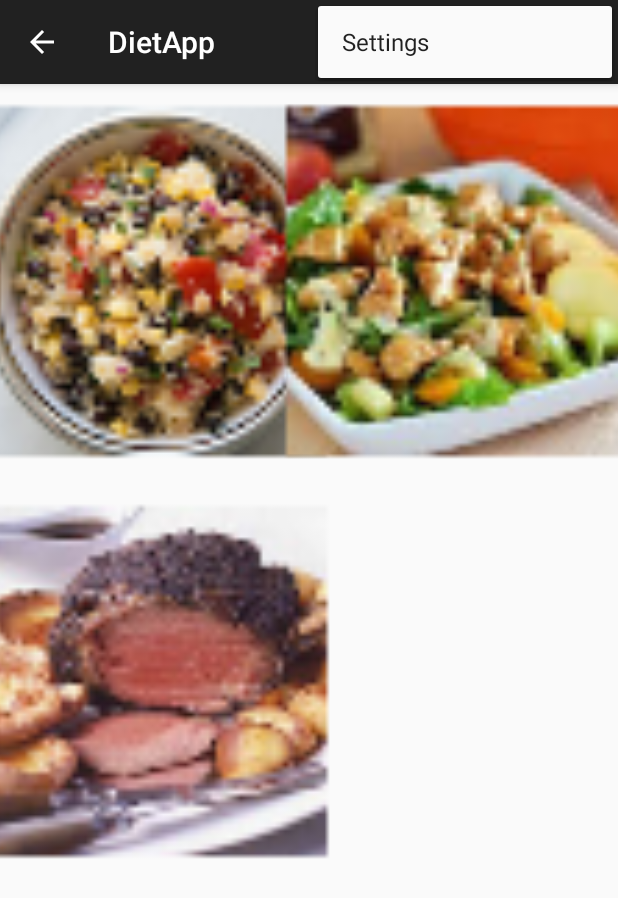
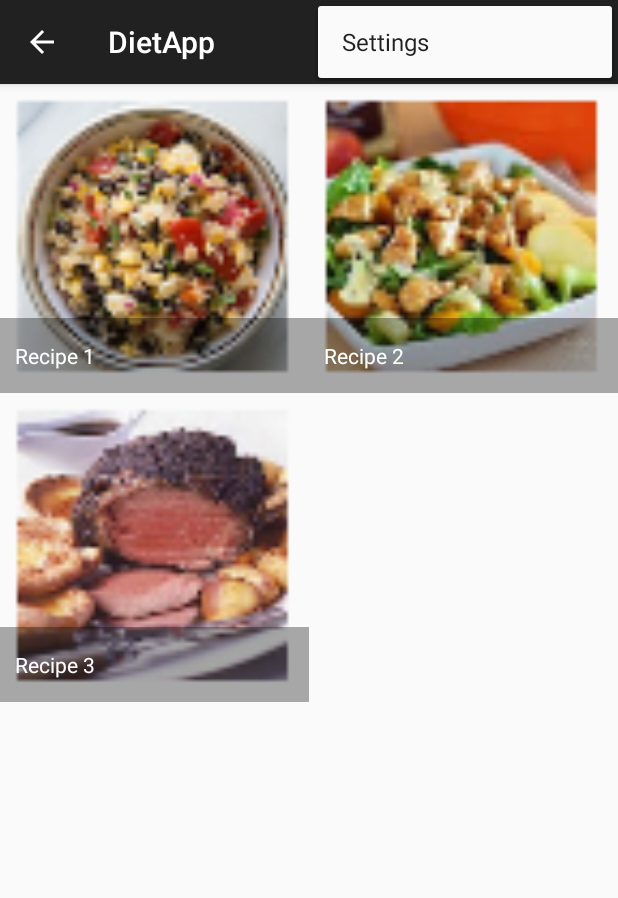
Before and after one commit to RickardZwahlen/DietApp, an Android app: the fragment RecipesFragment placed in its activity, with the options menu open, on a phone screen of 412 x 824 dp. Shown: the top 898 px of the screen. Run offline under Robolectric (Android 15) with nearby library versions, the light colour scheme and no system bars; libraries missing offline, so code that uses them is left out: com.andexert.expandablelayout; 4 statements that could not run were skipped.

Commit message:
Improved Grid View
Now the grid fits the screen perfectly

```diff
--- a/app/src/main/java/se/dullestwall/dietapp/ImageAdapter.java
+++ /dev/null
@@ -1,50 +0,0 @@
-package se.dullestwall.dietapp;
-
-import android.content.Context;
-import android.view.View;
-import android.view.ViewGroup;
-import android.widget.BaseAdapter;
-import android.widget.GridView;
-import android.widget.ImageView;
-
-public class ImageAdapter extends BaseAdapter {
-    private Context mContext;
-
-    // Constructor
-    public ImageAdapter(Context c) {
-        mContext = c;
-    }
-
-    public int getCount() {
-        return mThumbIds.length;
-    }
-
-    public Object getItem(int position) {
-        return null;
-    }
-
-    public long getItemId(int position) {
-        return 0;
-    }
-
-    // create a new ImageView for each item referenced by the Adapter
-    public View getView(int position, View convertView, ViewGroup parent) {
-        ImageView imageView;
-        if (convertView == null) {
-            imageView = new ImageView(mContext);
-            imageView.setLayoutParams(new GridView.LayoutParams(400, 400));
-            imageView.setScaleType(ImageView.ScaleType.CENTER_CROP);
-        } else {
-            imageView = (ImageView) convertView;
-        }
-
-        imageView.setImageResource(mThumbIds[position]);
-        return imageView;
-    }
-
-    // Keep all Images in array
-    public Integer[] mThumbIds = {
-            R.drawable.recipe_1, R.drawable.recipe_2,
-            R.drawable.recipe_3
-    };
-}
--- /dev/null
+++ b/app/src/main/java/se/dullestwall/dietapp/RecipeImageAdapter.java
@@ -0,0 +1,72 @@
+package se.dullestwall.dietapp;
+
+import android.content.Context;
+import android.view.LayoutInflater;
+import android.view.View;
+import android.view.ViewGroup;
+import android.widget.BaseAdapter;
+import android.widget.ImageView;
+import android.widget.TextView;
+
+import java.util.ArrayList;
+import java.util.List;
+
+public class RecipeImageAdapter extends BaseAdapter {
+    // Keep all Images in array
+    private final List<Item> mItems = new ArrayList<>();
+    private final LayoutInflater mInflater;
+
+    // Constructor
+    public RecipeImageAdapter(Context c) {
+        mInflater = LayoutInflater.from(c);
+
+        mItems.add(new Item("Recipe 1", R.drawable.recipe_1));
+        mItems.add(new Item("Recipe 2", R.drawable.recipe_2));
+        mItems.add(new Item("Recipe 3", R.drawable.recipe_3));
+    }
+
+    public int getCount() {
+        return mItems.size();
+    }
+
+    public Item getItem(int position) {
+        return mItems.get(position);
+    }
+
+    public long getItemId(int position) {
+        return mItems.get(position).drawableId;
+    }
+
+    @Override
+    public View getView(int i, View view, ViewGroup viewGroup) {
+        View v = view;
+        ImageView picture;
+        TextView name;
+
+        if (v == null) {
+            v = mInflater.inflate(R.layout.recipe_item, viewGroup, false);
+            v.setTag(R.id.picture, v.findViewById(R.id.picture));
+            v.setTag(R.id.text, v.findViewById(R.id.text));
+        }
+
+        picture = (ImageView) v.getTag(R.id.picture);
+        name = (TextView) v.getTag(R.id.text);
+
+        Item item = getItem(i);
+
+        picture.setImageResource(item.drawableId);
+        name.setText(item.name);
+
+        return v;
+    }
+
+    private static class Item {
+        public final String name;
+        public final int drawableId;
+
+        Item(String name, int drawableId) {
+            this.name = name;
+            this.drawableId = drawableId;
+        }
+    }
+}
--- a/app/src/main/java/se/dullestwall/dietapp/RecipesFragment.java
+++ b/app/src/main/java/se/dullestwall/dietapp/RecipesFragment.java
@@ -56,9 +56,9 @@ public class RecipesFragment extends android.support.v4.app.Fragment {
     public void onResume()
     {
         super.onResume();
-        ImageAdapter imageAdapter = new ImageAdapter(getActivity());
+        RecipeImageAdapter recipeImageAdapter = new RecipeImageAdapter(getActivity());
         GridView gridview = (GridView)getActivity().findViewById(R.id.recipes_view);
-        gridview.setAdapter(imageAdapter);
+        gridview.setAdapter(recipeImageAdapter);
     }
 
     @Override
--- /dev/null
+++ b/app/src/main/java/se/dullestwall/dietapp/SquareImageView.java
@@ -0,0 +1,25 @@
+package se.dullestwall.dietapp;
+
+import android.content.Context;
+import android.util.AttributeSet;
+import android.widget.ImageView;
+
+public class SquareImageView extends ImageView {
+    public SquareImageView(Context context) {
+        super(context);
+    }
+
+    public SquareImageView(Context context, AttributeSet attrs) {
+        super(context, attrs);
+    }
+
+    public SquareImageView(Context context, AttributeSet attrs, int defStyle) {
+        super(context, attrs, defStyle);
+    }
+
+    @Override
+    protected void onMeasure(int widthMeasureSpec, int heightMeasureSpec) {
+        super.onMeasure(widthMeasureSpec, heightMeasureSpec);
+        setMeasuredDimension(getMeasuredWidth(), getMeasuredWidth()); //Snap to width
+    }
+}
--- a/app/src/main/res/layout/fragment_recipes.xml
+++ b/app/src/main/res/layout/fragment_recipes.xml
@@ -1,8 +1,16 @@
 <?xml version="1.0" encoding="utf-8"?>
-<GridView xmlns:android="http://schemas.android.com/apk/res/android"
-    android:id="@+id/recipes_view"
+<FrameLayout
+    xmlns:android="http://schemas.android.com/apk/res/android"
     android:layout_width="match_parent"
-    android:layout_height="match_parent"
-    android:numColumns="2"
-    android:gravity="center"
-/>
+    android:layout_height="match_parent">
+
+    <GridView
+        android:id="@+id/recipes_view"
+        android:layout_width="match_parent"
+        android:layout_height="match_parent"
+        android:verticalSpacing="0dp"
+        android:horizontalSpacing="0dp"
+        android:stretchMode="columnWidth"
+        android:numColumns="2"/>
+
+</FrameLayout>
--- /dev/null
+++ b/app/src/main/res/layout/recipe_item.xml
@@ -0,0 +1,24 @@
+<?xml version="1.0" encoding="utf-8"?>
+<FrameLayout xmlns:android="http://schemas.android.com/apk/res/android"
+    android:layout_width="match_parent"
+    android:layout_height="match_parent">
+
+    <se.dullestwall.dietapp.SquareImageView
+        android:id="@+id/picture"
+        android:layout_width="match_parent"
+        android:layout_height="match_parent"
+        android:scaleType="centerCrop"/>
+
+    <TextView
+        android:id="@+id/text"
+        android:layout_width="match_parent"
+        android:layout_height="wrap_content"
+        android:paddingLeft="10dp"
+        android:paddingRight="10dp"
+        android:paddingTop="15dp"
+        android:paddingBottom="15dp"
+        android:layout_gravity="bottom"
+        android:textColor="@android:color/white"
+        android:background="#55000000"/>
+
+</FrameLayout>
```
